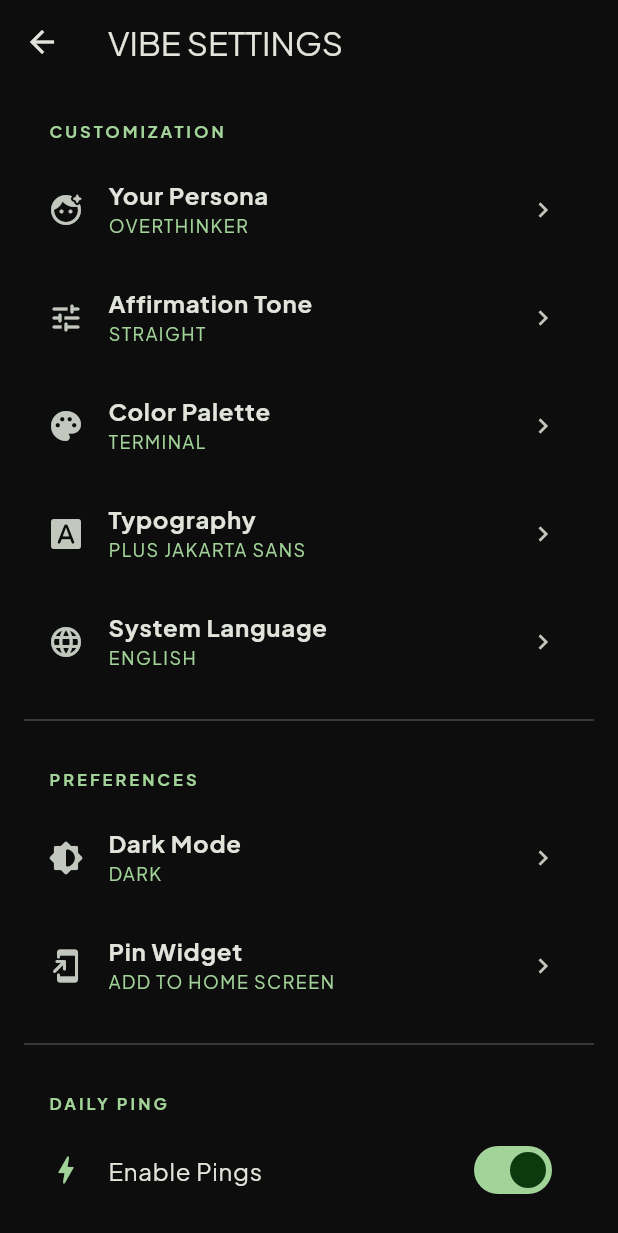
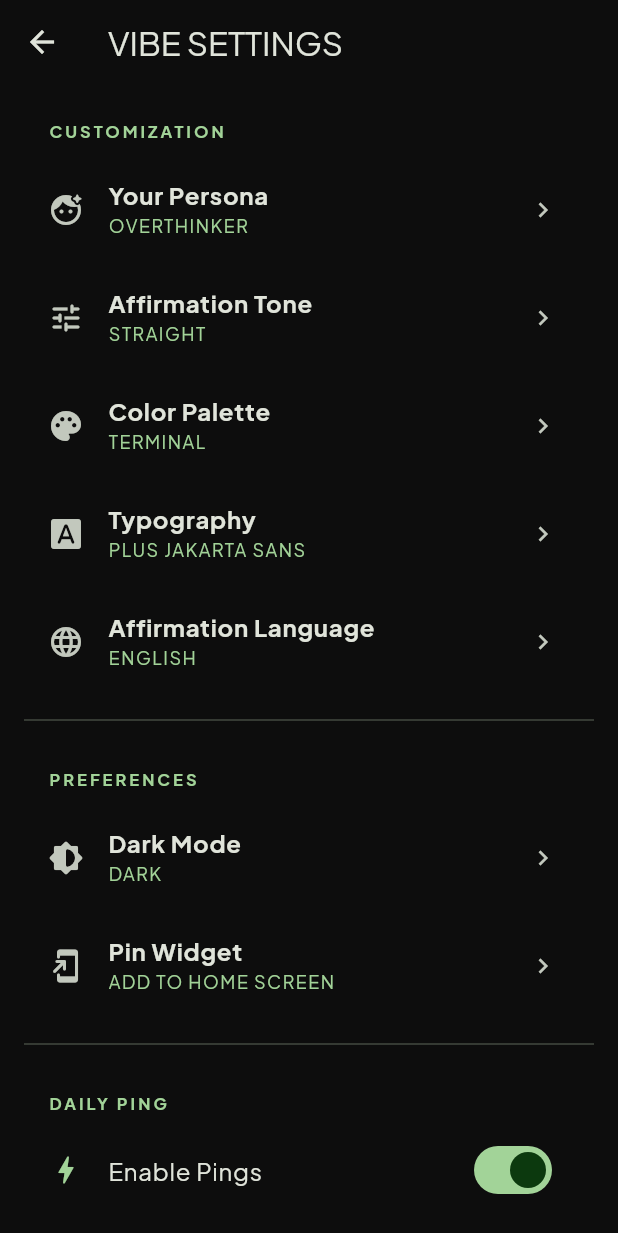
Before and after one commit to sapeol/affirmations_app, a Flutter app: the SettingsScreen screen opened directly, on a phone screen of 412 x 824 dp. Shown: the top 1233 px of the screen. Run offline on Flutter 3.47's test engine with Material 3 defaults, Android fonts, the phone set to English and light mode, and no system bars; our stand-ins replace flutter_local_notifications, google_fonts, screenshot, share_plus, shared_preferences, timezone; missing offline and left inert: home_widget; accounts and stored records are empty.

Commit message:
style: rename System Language to Affirmation Language in settings

```diff
--- a/lib/screens/settings_screen.dart
+++ b/lib/screens/settings_screen.dart
@@ -80,7 +80,7 @@ class _SettingsScreenState extends State<SettingsScreen> {
               ),
               _buildSettingTile(
                 icon: Icons.language_rounded,
-                title: "System Language",
+                title: "Affirmation Language",
                 subtitle: _formatLang(prefs.language),
                 onTap: () => _showSelectionDialog(context, "Select Language", DopeLanguage.values, prefs.language, (val) => _updatePreference(_copy(prefs, language: val as DopeLanguage))),
               ),
```
